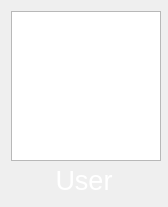
The window that ui/widgets/user_login_button.ui (Protocs/OkayMoney) describes before a commit, drawn with Qt 5.
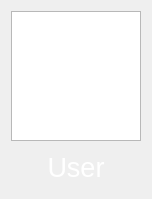
The same window after the commit.

Commit message: Подправил размер QGraphicsView для корректного отображения аватарки

What changed in the file:
```diff
--- a/ui/widgets/user_login_button.ui
+++ b/ui/widgets/user_login_button.ui
@@ -6,20 +6,20 @@
    <rect>
     <x>0</x>
     <y>0</y>
-    <width>168</width>
-    <height>207</height>
+    <width>152</width>
+    <height>199</height>
    </rect>
   </property>
   <property name="minimumSize">
    <size>
-    <width>168</width>
-    <height>207</height>
+    <width>100</width>
+    <height>100</height>
    </size>
   </property>
   <property name="maximumSize">
    <size>
-    <width>168</width>
-    <height>207</height>
+    <width>152</width>
+    <height>199</height>
    </size>
   </property>
   <property name="windowTitle">
@@ -30,14 +30,14 @@
     <widget class="QGraphicsView" name="icon">
      <property name="minimumSize">
       <size>
-       <width>150</width>
-       <height>150</height>
+       <width>130</width>
+       <height>130</height>
       </size>
      </property>
      <property name="maximumSize">
       <size>
-       <width>150</width>
-       <height>150</height>
+       <width>130</width>
+       <height>130</height>
       </size>
      </property>
      <property name="cursor" stdset="0">
```
